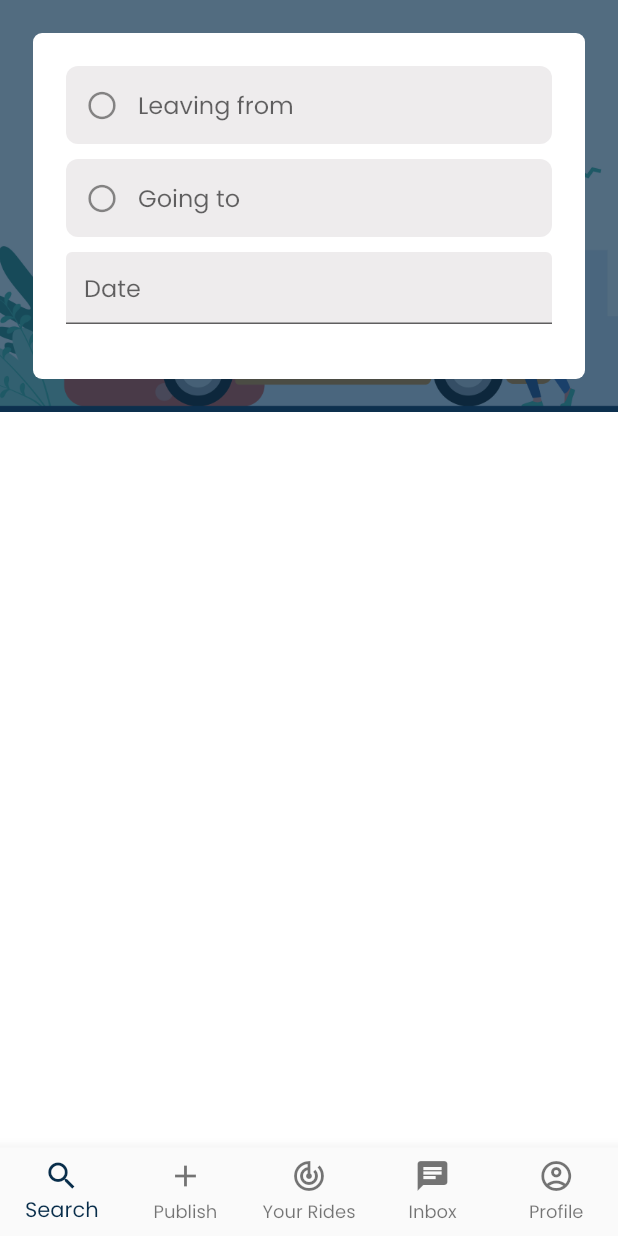
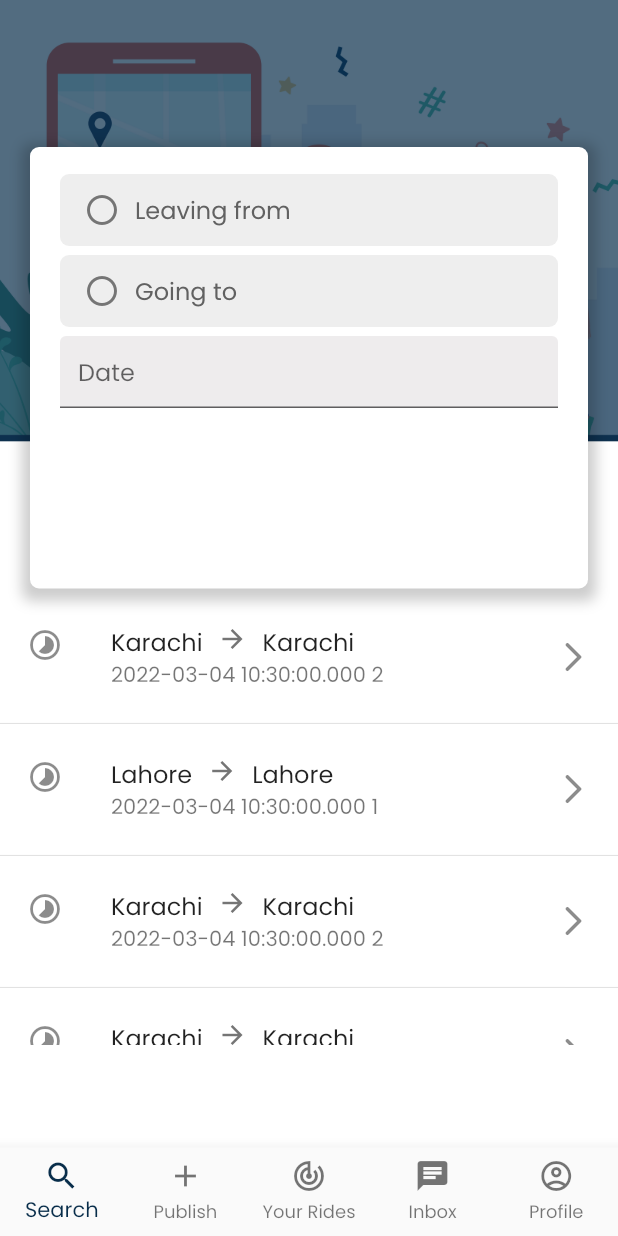
Before and after one commit to asheersaeed720/car_pooling_app, a Flutter app: the TabScreen screen opened by its route, on a phone screen of 412 x 824 dp. Run offline on Flutter 3.47's test engine with Material 2 defaults, Android fonts, the phone set to English and light mode, and no system bars; drawn by our look-alikes of datetime_picker_formfield; our stand-ins replace bubble, cached_network_image, connectivity_plus, fluttertoast, get, get_storage and 1 more; missing offline and left inert: async_button_builder; accounts and stored records are empty.

Commit message:
search UI added

```diff
--- a/lib/main.dart
+++ b/lib/main.dart
@@ -28,7 +28,6 @@ class MyApp extends StatelessWidget {
         initialBinding: MainBinding(),
         initialRoute:
             GetStorage().read('user') == null ? LogInScreen.routeName : TabScreen.routeName,
-        // initialRoute: AuthScreen.routeName,
         getPages: routes,
       );
 }
--- /dev/null
+++ b/lib/src/search/search_history.dart
@@ -0,0 +1,13 @@
+class SearchHistory {
+  final String leavingPlace;
+  final String goingToPlace;
+  final String date;
+  final String passengers;
+
+  SearchHistory({
+    required this.leavingPlace,
+    required this.goingToPlace,
+    required this.date,
+    required this.passengers,
+  });
+}
--- a/lib/src/search/search_screen.dart
+++ b/lib/src/search/search_screen.dart
@@ -1,5 +1,6 @@
+import 'package:car_pooling_app/src/search/search_history.dart';
 import 'package:car_pooling_app/utils/constants.dart';
-import 'package:car_pooling_app/widgets/custom_text_field.dart';
+import 'package:car_pooling_app/widgets/custom_async_btn.dart';
 import 'package:datetime_picker_formfield/datetime_picker_formfield.dart';
 import 'package:flutter/material.dart';
 import 'package:intl/intl.dart';
@@ -7,22 +8,59 @@ import 'package:intl/intl.dart';
 class SearchScreen extends StatelessWidget {
   static const String routeName = '/search';
 
-  const SearchScreen({Key? key}) : super(key: key);
+  SearchScreen({Key? key}) : super(key: key);
+
+  final List<SearchHistory> _searchHistoryList = [
+    SearchHistory(
+      leavingPlace: 'Karachi',
+      goingToPlace: 'Hydarabad',
+      date: '${DateTime.now()}',
+      passengers: '2',
+    ),
+    SearchHistory(
+      leavingPlace: 'Lahore',
+      goingToPlace: 'Hydarabad',
+      date: '${DateTime.now()}',
+      passengers: '1',
+    ),
+    SearchHistory(
+      leavingPlace: 'Karachi',
+      goingToPlace: 'Islamabad',
+      date: '${DateTime.now()}',
+      passengers: '2',
+    ),
+    SearchHistory(
+      leavingPlace: 'Karachi',
+      goingToPlace: 'Islamabad',
+      date: '${DateTime.now()}',
+      passengers: '2',
+    ),
+  ];
 
   @override
   Widget build(BuildContext context) {
     return ListView(
       children: [
-        _buildHeaderView(context),
+        _buildSearchContainerView(context),
+        const SizedBox(height: 10.0),
+        SizedBox(
+          height: MediaQuery.of(context).size.height / 2.8,
+          child: ListView.separated(
+            itemBuilder: (context, i) => _buildRecentSearchHistoryView(_searchHistoryList[i]),
+            separatorBuilder: (context, i) => const Divider(),
+            itemCount: _searchHistoryList.length,
+          ),
+        )
       ],
     );
   }
 
-  Widget _buildHeaderView(BuildContext context) {
+  Widget _buildSearchContainerView(BuildContext context) {
     return Stack(
+      clipBehavior: Clip.none,
       children: <Widget>[
         Container(
-          height: MediaQuery.of(context).size.height / 3.0,
+          height: MediaQuery.of(context).size.height / 2.8,
           decoration: const BoxDecoration(
             image: DecorationImage(
               image: AssetImage("assets/images/car_pooling.jpg"),
@@ -31,29 +69,75 @@ class SearchScreen extends StatelessWidget {
           ),
         ),
         Container(
-          height: MediaQuery.of(context).size.height / 3.0,
+          height: MediaQuery.of(context).size.height / 2.8,
           decoration: BoxDecoration(
             color: primaryColor.withOpacity(0.7),
           ),
-          child: Container(
-            margin: const EdgeInsets.all(22.0),
-            padding: const EdgeInsets.all(22.0),
+        ),
+        Container(
+          height: MediaQuery.of(context).size.height / 2.8,
+          margin: const EdgeInsets.only(top: 98.0, left: 20.0, right: 20.0),
+          padding: const EdgeInsets.only(top: 18.0, left: 20.0, right: 20.0),
           decoration: BoxDecoration(
             color: Colors.white,
             borderRadius: BorderRadius.circular(6.0),
+            boxShadow: [
+              BoxShadow(
+                color: Colors.black.withOpacity(0.2),
+                spreadRadius: 5,
+                blurRadius: 7,
+                offset: const Offset(0, 3),
+              ),
+            ],
           ),
           child: Column(
             children: [
-                const CustomTextField(
-                  prefixIcon: Icons.circle_outlined,
-                  hintText: 'Leaving from',
+              Container(
+                width: double.infinity,
+                padding: const EdgeInsets.only(top: 12.0, bottom: 12, left: 16.0),
+                decoration: BoxDecoration(
+                  color: Colors.grey.shade200,
+                  borderRadius: BorderRadius.circular(6.0),
                 ),
-                const SizedBox(height: 10.0),
-                const CustomTextField(
-                  prefixIcon: Icons.circle_outlined,
-                  hintText: 'Going to',
+                child: Wrap(
+                  spacing: 10.0,
+                  children: [
+                    Icon(
+                      Icons.circle_outlined,
+                      color: Colors.grey.shade600,
                     ),
-                const SizedBox(height: 10.0),
+                    Text(
+                      'Leaving from',
+                      style: TextStyle(color: Colors.grey.shade700, fontSize: 16.0),
+                      textAlign: TextAlign.left,
+                    ),
+                  ],
+                ),
+              ),
+              const SizedBox(height: 6.0),
+              Container(
+                width: double.infinity,
+                padding: const EdgeInsets.only(top: 12.0, bottom: 12, left: 16.0),
+                decoration: BoxDecoration(
+                  color: Colors.grey.shade200,
+                  borderRadius: BorderRadius.circular(6.0),
+                ),
+                child: Wrap(
+                  spacing: 10.0,
+                  children: [
+                    Icon(
+                      Icons.circle_outlined,
+                      color: Colors.grey.shade600,
+                    ),
+                    Text(
+                      'Going to',
+                      style: TextStyle(color: Colors.grey.shade700, fontSize: 16.0),
+                      textAlign: TextAlign.left,
+                    ),
+                  ],
+                ),
+              ),
+              const SizedBox(height: 6.0),
               DateTimeField(
                 format: DateFormat.yMMMEd(),
                 decoration: const InputDecoration(hintText: 'Date'),
@@ -65,11 +149,40 @@ class SearchScreen extends StatelessWidget {
                   return DateTimeField.convert(time);
                 },
               ),
+              const SizedBox(height: 6.0),
+              CustomAsyncBtn(
+                btntxt: 'Search',
+                onPress: () {},
+              ),
             ],
-            ),
           ),
         ),
       ],
     );
   }
+
+  Widget _buildRecentSearchHistoryView(SearchHistory searchItem) {
+    return Column(
+      children: [
+        ListTile(
+          contentPadding: const EdgeInsets.symmetric(horizontal: 18.0),
+          leading: const Icon(Icons.timelapse_rounded),
+          title: Wrap(
+            spacing: 10.0,
+            children: [
+              Text(searchItem.leavingPlace),
+              Icon(
+                Icons.arrow_forward,
+                color: Colors.grey.shade600,
+                size: 20.0,
+              ),
+              Text(searchItem.leavingPlace),
+            ],
+          ),
+          subtitle: Text('${searchItem.date} ${searchItem.passengers}'),
+          trailing: const Icon(Icons.arrow_forward_ios_rounded),
+        ),
+      ],
+    );
   }
+}
--- a/lib/src/tab_screen.dart
+++ b/lib/src/tab_screen.dart
@@ -12,12 +12,12 @@ class TabScreen extends StatelessWidget {
 
   @override
   Widget build(BuildContext context) {
-    const List<Widget> _widgetOptions = <Widget>[
+    List<Widget> _widgetOptions = <Widget>[
       SearchScreen(),
-      Text('Index 2: School'),
-      Text('Index 3: Settings'),
-      ChatScreen(),
-      Text('Index 3: Settings'),
+      const Text('Index 2: School'),
+      const Text('Index 3: Settings'),
+      const ChatScreen(),
+      const Text('Index 3: Settings'),
     ];
 
     return DefaultTabController(
@@ -25,12 +25,7 @@ class TabScreen extends StatelessWidget {
       child: GetBuilder<TabController>(
         init: TabController(),
         builder: (tabController) => Scaffold(
-          // appBar: AppBar(
-          //   title: const Text('BottomNavigationBar Sample'),
-          // ),
-          body: Center(
-            child: _widgetOptions.elementAt(tabController.selectedIndex),
-          ),
+          body: _widgetOptions.elementAt(tabController.selectedIndex),
           bottomNavigationBar: BottomNavigationBar(
             type: BottomNavigationBarType.fixed,
             items: const <BottomNavigationBarItem>[
--- a/lib/widgets/custom_async_btn.dart
+++ b/lib/widgets/custom_async_btn.dart
@@ -11,7 +11,6 @@ class CustomAsyncBtn extends StatelessWidget {
     this.btnColor,
     this.borderRadius = 6.0,
     required this.onPress,
-    this.isDisabled = false,
   }) : super(key: key);
 
   final Icon? icon;
@@ -21,7 +20,6 @@ class CustomAsyncBtn extends StatelessWidget {
   final Color? btnColor;
   final double borderRadius;
   final dynamic onPress;
-  final bool isDisabled;
 
   @override
   Widget build(BuildContext context) {
@@ -48,8 +46,12 @@ class CustomAsyncBtn extends StatelessWidget {
               await onPress();
             },
       showSuccess: false,
-      errorWidget: const Text('error'),
-      disabled: isDisabled,
+      loadingWidget: const SizedBox(
+        height: 16.0,
+        width: 16.0,
+        child: CircularProgressIndicator(color: Colors.white),
+      ),
+      errorWidget: const Text('Error'),
       builder: (context, child, callback, _) {
         return SizedBox(
           width: width,
@@ -57,9 +59,8 @@ class CustomAsyncBtn extends StatelessWidget {
           child: ElevatedButton(
             child: child,
             style: ButtonStyle(
-              backgroundColor: isDisabled
-                  ? MaterialStateProperty.all(Colors.grey)
-                  : MaterialStateProperty.all(btnColor ?? Theme.of(context).primaryColor),
+              backgroundColor:
+                  MaterialStateProperty.all(btnColor ?? Theme.of(context).primaryColor),
               shape: MaterialStateProperty.all<RoundedRectangleBorder>(
                 RoundedRectangleBorder(
                   borderRadius: BorderRadius.circular(borderRadius),
```
Lines whose indentation alone changed are shown as unchanged.
